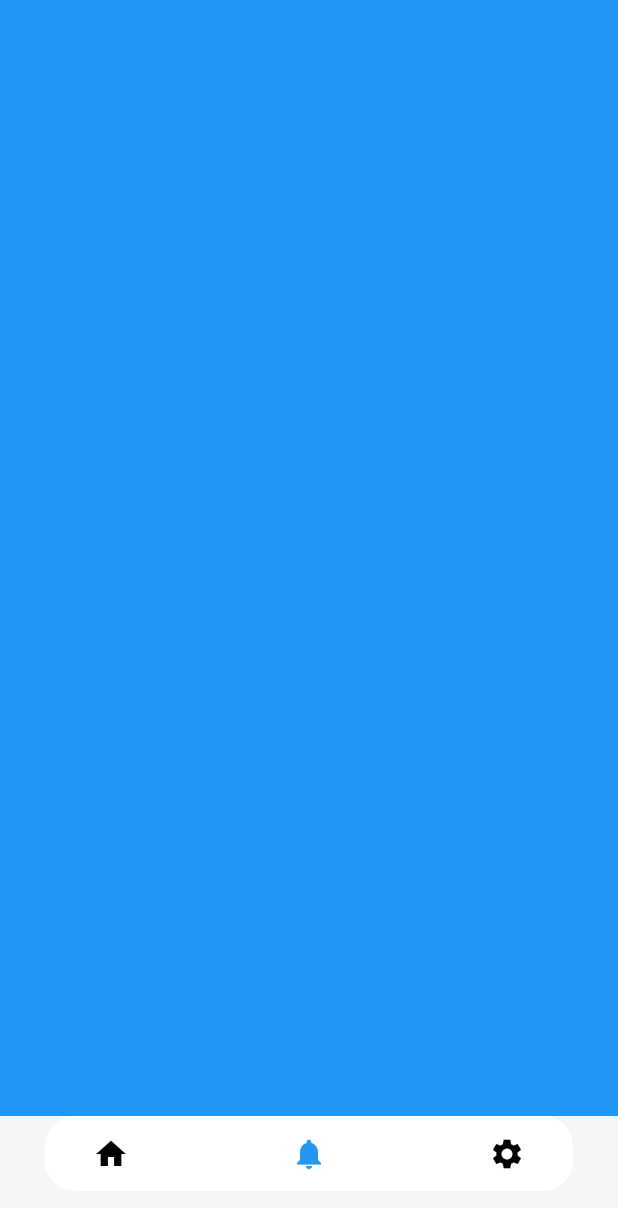
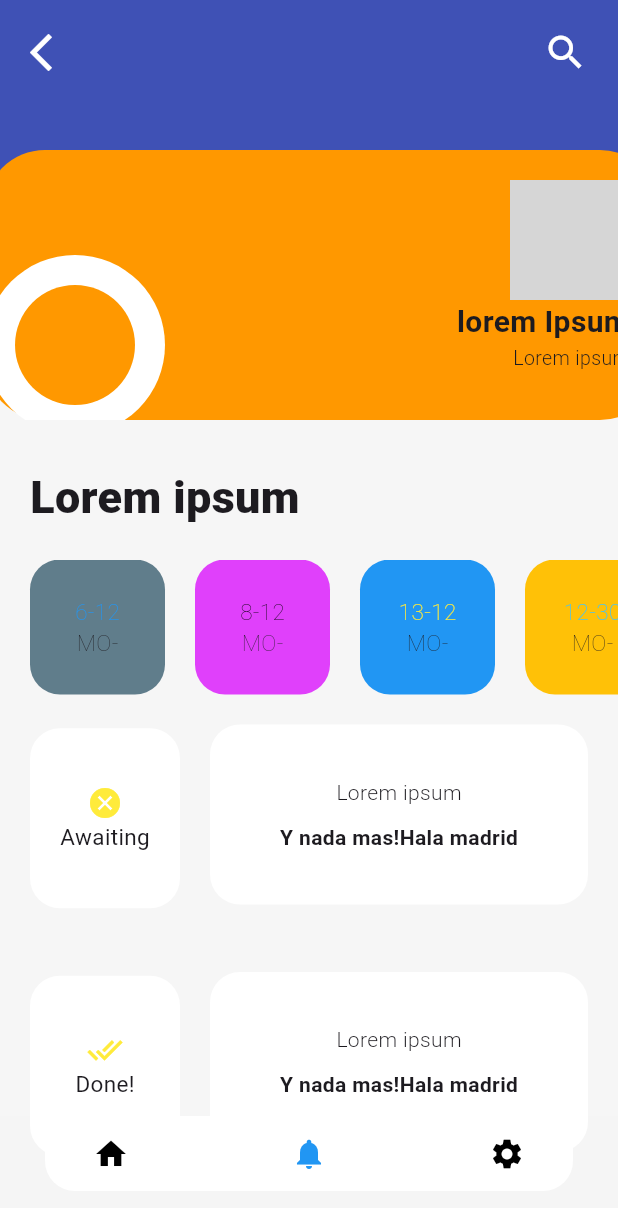
Before and after one commit to Abir-Bin-Billal/Master-design-UI, a Flutter app: the screen it shows after launch, item 2 of the bottom bar chosen, on a phone screen of 412 x 824 dp. Shown: the top 1208 px of the screen. Run offline on Flutter 3.47's test engine with Material 3 defaults, Android fonts, the phone set to English and light mode, and no system bars; missing offline and left inert: dart:html; network calls fail; grey boxes are pictures that could not be loaded.

Commit message:
Notification_Scrren customized

```diff
--- /dev/null
+++ b/lib/screens/DateRow.dart
@@ -0,0 +1,31 @@
+import 'dart:html';
+
+import 'package:flutter/cupertino.dart';
+import 'package:flutter/material.dart';
+
+class DateRow extends StatelessWidget {
+  final Color boxColor;
+  final text;
+  final TextColor;
+  const DateRow({super.key, required this.boxColor, this.text, this.TextColor});
+
+  @override
+  Widget build(BuildContext context) {
+    return Container(
+      margin: EdgeInsets.only(left: 20),
+      height: 90, width: 90,
+      decoration: BoxDecoration(
+          color: boxColor,
+          borderRadius: BorderRadius.circular(20)
+      ),
+      child: Column(
+        mainAxisAlignment: MainAxisAlignment.center,
+        children: [
+          Text(text , style: TextStyle(fontSize: 15, fontWeight: FontWeight.w100 , color: TextColor),),
+          Text("MO-" , style: TextStyle(fontSize: 15, fontWeight: FontWeight.w100),),
+
+        ],
+      ),
+    );
+  }
+}
--- a/lib/screens/notification_screen.dart
+++ b/lib/screens/notification_screen.dart
@@ -1,5 +1,8 @@
 import 'package:flutter/cupertino.dart';
 import 'package:flutter/material.dart';
+import 'package:flutter/widgets.dart';
+import 'package:master_design/screens/DateRow.dart';
+import 'package:master_design/screens/lorem_row.dart';
 
 class NotificatinScreen extends StatefulWidget {
   const NotificatinScreen({super.key});
@@ -11,8 +14,146 @@ class NotificatinScreen extends StatefulWidget {
 class _NotificatinScreenState extends State<NotificatinScreen> {
   @override
   Widget build(BuildContext context) {
-    return Container(
-      color: Colors.blue,
+    return Scaffold(
+      backgroundColor: Colors.white12,
+      body: Column(
+        children: [
+        SizedBox(
+        height: 280,
+        child: Stack(
+          children: [
+            Container(
+              height: 200,
+              padding: EdgeInsets.symmetric(vertical: 20 , horizontal: 20),
+              decoration: BoxDecoration(
+                  color: Colors.indigo,
+                  borderRadius: BorderRadius.only(
+                      bottomLeft: Radius.circular(30),
+                      bottomRight:Radius.circular(30))
+              ),
+              child: Column(
+                children: [
+                  Row(
+                    mainAxisAlignment: MainAxisAlignment.spaceBetween,
+                    children: [
+                      Icon(Icons.arrow_back_ios , color: Colors.white, size: 30,),
+                      Icon(Icons.search_outlined , color: Colors.white, size: 30,)
+                    ],
+                  ),
+                ],
+              ),
+            ),
+            Positioned(
+                top: 100, left: -10,
+                child: Container(
+                  padding: EdgeInsets.all(20),
+                  height: 180, width: 450,
+                  decoration: BoxDecoration(
+                    color: Colors.orange,
+                    borderRadius: BorderRadius.circular(40)
+                  ),
+                  child: Column(
+                    crossAxisAlignment: CrossAxisAlignment.end,
+                    children: [
+                      Container(
+                        height: 80,width: 80,
+                        decoration: BoxDecoration(
+                          shape: BoxShape.circle
+                        ),
+                        child: CircleAvatar(
+                          radius: 30,
+                          backgroundImage: NetworkImage("https://png.pngtree.com/png-vector/20191110/ourmid/pngtree-avatar-icon-profile-icon-member-login-vector-isolated-png-image_1978396.jpg")
+                        ),
+                      ),
+                      Text("lorem Ipsum" , style: TextStyle(fontSize: 20 , fontWeight: FontWeight.bold),),
+                      Text("Lorem ipsum" , style: TextStyle(fontSize: 13 , fontWeight: FontWeight.w300),)
+                    ],
+                  ),
+                )),
+            Positioned(
+                bottom: -10,left: -10,
+                child: Container(
+                  height: 120,width: 120,
+                  decoration: BoxDecoration(
+                    shape: BoxShape.circle,
+                    color: Colors.white
+                  ),
+                  child: Center(
+                    child: Container(
+                      height: 80,width: 80,
+                      decoration: BoxDecoration(
+                        color: Colors.orange,
+                        shape: BoxShape.circle,
+                      ),
+                    ),
+                  ),
+                ))
+
+          ],
+        ),
+      ),
+          SizedBox(height: 10,),
+          Padding(
+            padding: const EdgeInsets.all(20.0),
+            child: Align(
+                alignment: Alignment.centerLeft,
+                child: Text("Lorem ipsum" , style: TextStyle(fontSize: 30 , fontWeight: FontWeight.w900),)),
+          ),
+          SingleChildScrollView(
+            scrollDirection: Axis.horizontal,
+            child: Row(
+              children: [
+                     DateRow(
+             boxColor: Colors.blueGrey ,
+             text: "6-12",
+             TextColor: Colors.blue,
+                     ),
+                DateRow(
+                  boxColor: Colors.purpleAccent ,
+                  text: "8-12",
+                  TextColor: Colors.black,
+                ),
+                DateRow(
+                  boxColor: Colors.blue ,
+                  text: "13-12",
+                  TextColor: Colors.yellow,
+                ), DateRow(
+                  boxColor: Colors.amber ,
+                  text: "12-30",
+                  TextColor: Colors.lightBlueAccent,
+                ),
+                DateRow(
+                  boxColor: Colors.amberAccent ,
+                  text: "12-14",
+                  TextColor: Colors.black,
+                ),
+
+
+              ],
+            ),
+          ),
+          LoremRow(
+              boxColor: Colors.white,
+          child: Column(
+            mainAxisAlignment: MainAxisAlignment.center,
+            children: [
+              Icon(Icons.cancel , color: Colors.yellow,),
+              SizedBox(width: 5,),
+              Text("Awaiting" , style: TextStyle(fontSize: 15),)
+            ],
+          ),),
+          LoremRow(
+            boxColor: Colors.white,
+            child: Column(
+              mainAxisAlignment: MainAxisAlignment.center,
+              children: [
+                Icon(Icons.done_all , color: Colors.yellow,),
+                SizedBox(width: 5,),
+                Text("Done!" , style: TextStyle(fontSize: 15),)
+              ],
+            ),)
+        ],
+      ),
     );
   }
 }
```
